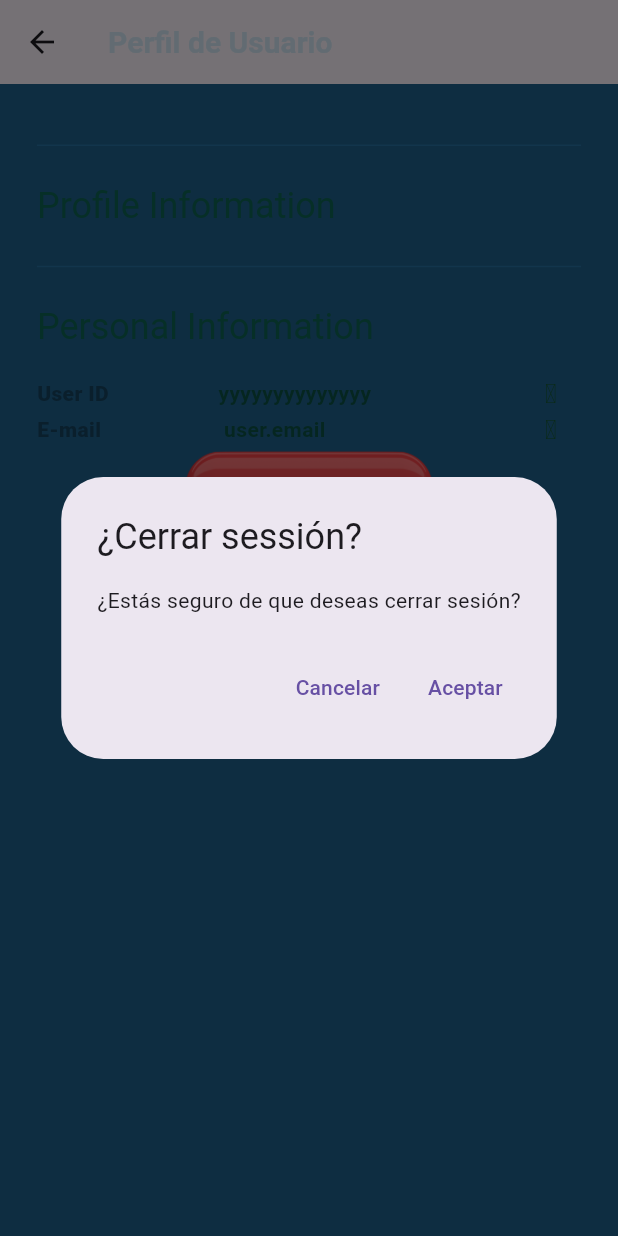
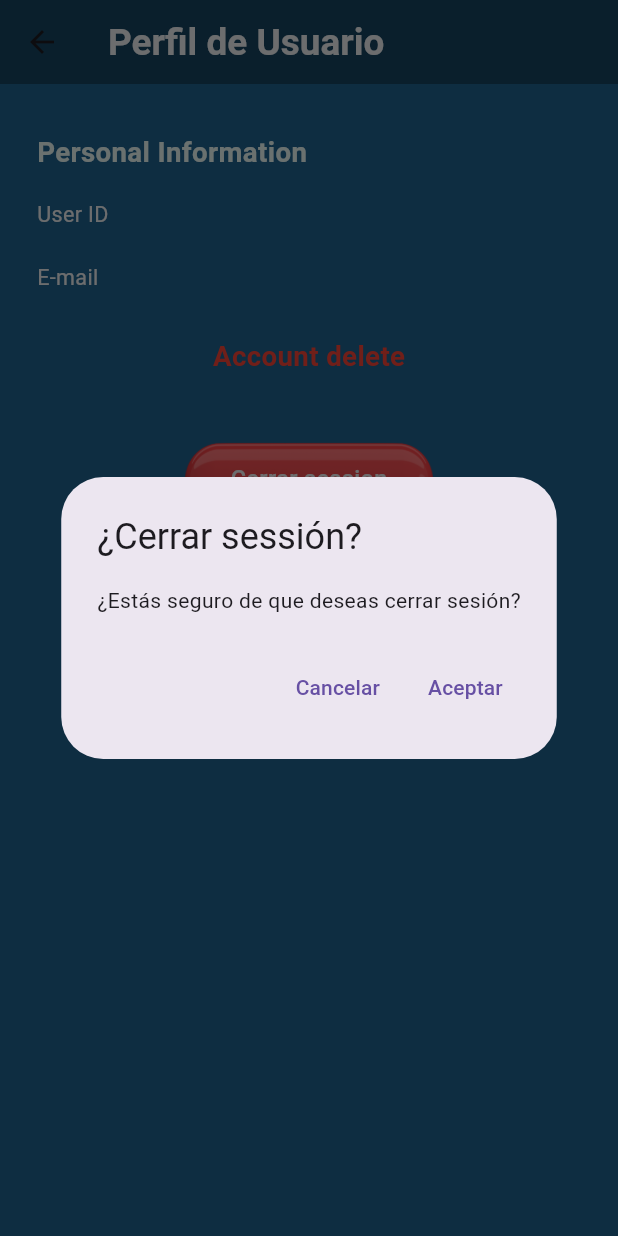
Before and after one commit to Oskarp88/cashSeven, a Flutter app: the ProfileScreen screen opened directly, after a tap on "Cerrar session", on a phone screen of 412 x 824 dp. Run offline on Flutter 3.47's test engine with Material 3 defaults, Android fonts, the phone set to English and light mode, and no system bars; our stand-ins replace cloud_firestore, connectivity_plus, firebase_auth, firebase_core, get, get_storage and 3 more; missing offline and left inert: bitlabs; accounts and stored records are empty; Roboto replaces fonts that are missing (Poppins).

Commit message:
✨ Add  profile  and delete acoount

```diff
--- a/lib/common/widgets/texts/section_headig.dart
+++ b/lib/common/widgets/texts/section_headig.dart
@@ -1,4 +1,5 @@
 import 'package:flutter/material.dart';
+import 'package:survey_five/common/styles/my_text_style.dart';
 
 class SectionHeading extends StatelessWidget {
   final Color? textColor;
@@ -22,7 +23,7 @@ class SectionHeading extends StatelessWidget {
       children: [
         Text(
            title,
-           style: Theme.of(context).textTheme.headlineSmall!.apply(color: textColor),
+           style: MyTextStyle.headlineSmall.apply(color: textColor),
            maxLines: 1,
            overflow: TextOverflow.ellipsis,
          ),
--- a/lib/main.dart
+++ b/lib/main.dart
@@ -3,6 +3,8 @@ import 'package:get/get.dart';
 import 'package:firebase_core/firebase_core.dart';
 import 'package:get_storage/get_storage.dart';
 import 'package:survey_five/data/repositories/authentication/authentication_repository.dart';
+import 'package:survey_five/data/repositories/user/user_repository.dart';
+import 'package:survey_five/features/personalization/controllers/user_controller.dart';
 import 'app.dart';
 import 'firebase_options.dart';
 Future<void> main() async {
@@ -16,5 +18,7 @@ Future<void> main() async {
   ).then(
     (FirebaseApp value) => Get.put(AuthenticationRepository()),
   );
+  Get.lazyPut<UserRepository>(() => UserRepository());
+  Get.put(UserController());
   runApp(const MyApp());
 }
--- a/lib/navigation_menu.dart
+++ b/lib/navigation_menu.dart
@@ -1,6 +1,7 @@
 import 'package:flutter/material.dart';
 import 'package:get/get.dart';
 import 'package:iconsax/iconsax.dart';
+import 'package:survey_five/page/home/screen/home_screen.dart';
 import 'package:survey_five/page/profile/profile.dart';
 import 'package:survey_five/utils/constants/colors.dart';
 
@@ -55,7 +56,7 @@ return Scaffold(
 class NavigationController extends GetxController{
   final Rx<int> selectedIndex = 0.obs;
   final screens = [
-    const Text('hola'),
+    const HomeScreen(),
     const Text('hola'),
     const Text('hola'),
     const ProfileScreen(),
--- a/lib/page/profile/profile.dart
+++ b/lib/page/profile/profile.dart
@@ -1,9 +1,12 @@
 
 import 'package:flutter/material.dart';
+import 'package:get/get.dart';
 import 'package:iconsax/iconsax.dart';
 import 'package:survey_five/common/styles/my_text_style.dart';
 import 'package:survey_five/common/widgets/texts/section_headig.dart';
 import 'package:survey_five/data/repositories/authentication/authentication_repository.dart';
+import 'package:survey_five/features/personalization/controllers/user_controller.dart';
+import 'package:survey_five/features/personalization/screens/profile/widgets/re_authenticate_user_login_form.dart';
 import 'package:survey_five/page/profile/widgets/profile_menu.dart';
 import 'package:survey_five/utils/constants/colors.dart';
 import 'package:survey_five/utils/constants/dimensions.dart';
@@ -14,7 +17,7 @@ class ProfileScreen extends StatelessWidget {
 
   @override
   Widget build(BuildContext context) {
-
+    final controller = UserController.instance;
     double screenwidth = MediaQuery.of(context).size.width;
 
     return  Stack(
@@ -28,13 +31,10 @@ class ProfileScreen extends StatelessWidget {
         //     ),
         Scaffold(
           appBar: AppBar(
-            title: const Text(
+            backgroundColor: MyColors.blueDark9,
+            title: Text(
               'Perfil de Usuario',
-              style: TextStyle(
-                color: MyColors.blueLight1,
-                fontSize: 20,
-                fontWeight: FontWeight.bold,
-              ),
+              style: MyTextStyle.headlineMedium,
             ),
           ),
 
@@ -46,37 +46,34 @@ class ProfileScreen extends StatelessWidget {
                 children: [
                   ///profile picture
                   SizedBox(height: Dimensions.spaceBtwItems / 2),
-                  const Divider(color:MyColors.blackBackgroundColor,),
-                  SizedBox(height: Dimensions.spaceBtwItems),
-                  const SectionHeading(
-                    title: 'Profile Information',
-                    textColor: MyColors.greebAccentDark8,
-                    // shadowColor: MyColors.greebAccentDark2,
-                    showActionButton: false,
-                  ),
-
-                  SizedBox(height: Dimensions.spaceBtwItems),
-                  const Divider(color: MyColors.blackBackgroundColor,),
-                  SizedBox(height: Dimensions.spaceBtwItems),
                   const SectionHeading(
                     title: 'Personal Information',
-                    textColor: MyColors.greebAccentDark8,
+                    textColor: MyColors.greebAccentDark0,
                     // shadowColor: MyColors.greebAccentDark2,
                     showActionButton: false,
                   ),
                   SizedBox(height: Dimensions.spaceBtwItems),
-                  ProfileMenu(
-                    onPressed: (){},
-                    title: 'User ID',
-                    value: 'yyyyyyyyyyyyyy',
-                    icon: Iconsax.copy,
+                  Obx(
+                    () => ProfileMenu(
+                      onPressed: (){},
+                      title: 'User ID',
+                      value: controller.user.value.id,
+                    ),
                   ),
-                  ProfileMenu(
-                    onPressed: (){},
-                    title: 'E-mail',
-                    value:' user.email',
+                  SizedBox(height: Dimensions.spaceBtwItems),
+                  Obx(
+                    () => ProfileMenu(
+                      onPressed: (){},
+                      title: 'E-mail',
+                      value: controller.user.value.email,
+                    ),
                   ),
-
+                   SizedBox(height: Dimensions.spaceBtwItems),
+                   IconButton(
+                    onPressed: () => controller.deleteAccountWarningPopup(),
+                    icon: Text('Account delete', style: MyTextStyle.headlineSmall.apply(color: Colors.red)),
+                  ),
+                  SizedBox(height: Dimensions.height30,),
                   GestureDetector(
                     onTap: () async {
                       bool? confirm = await showDialog(
--- a/lib/page/profile/widgets/profile_menu.dart
+++ b/lib/page/profile/widgets/profile_menu.dart
@@ -1,19 +1,16 @@
 
 import 'package:flutter/material.dart';
-import 'package:iconsax/iconsax.dart';
-import 'package:survey_five/utils/constants/colors.dart';
+import 'package:survey_five/common/styles/my_text_style.dart';
 import 'package:survey_five/utils/constants/dimensions.dart';
 
 class ProfileMenu extends StatelessWidget {
   const ProfileMenu({
     super.key,
-    this.icon = Iconsax.arrow_right_34,
     required this.onPressed,
     required this.title,
     required this.value,
   });
 
-  final IconData icon;
   final VoidCallback onPressed;
   final String title, value;
 
@@ -29,10 +26,7 @@ class ProfileMenu extends StatelessWidget {
               flex: 3,
               child: Text(
                 title,
-                style:  const TextStyle(
-                  color: MyColors.blueDark9,
-                  fontWeight: FontWeight.w900
-                ),
+                style: MyTextStyle.bodyMedium,
                 overflow: TextOverflow.ellipsis,
               ),
             ),
@@ -40,14 +34,10 @@ class ProfileMenu extends StatelessWidget {
               flex: 5,
               child: Text(
                 value,
-                style: const TextStyle(
-                  color: MyColors.greebAccentDark9,
-                  fontWeight: FontWeight.w700
-                ),
+                style: MyTextStyle.bodySmall,
                 overflow: TextOverflow.ellipsis,
               ),
             ),
-            Expanded(child: Icon(icon, size: 18, color: MyColors.greenDark9,))
           ],
         ),
       ),
--- a/lib/utils/theme/custom/text_field_theme.dart
+++ b/lib/utils/theme/custom/text_field_theme.dart
@@ -1,4 +1,5 @@
 import 'package:flutter/material.dart';
+import 'package:google_fonts/google_fonts.dart';
 import 'package:survey_five/utils/constants/colors.dart';
 
 class MyTextFieldTheme {
@@ -11,7 +12,7 @@ class MyTextFieldTheme {
     //constraints: const BoxConstraints.expand(height: 14, inputFieldHeight),
      labelStyle: const TextStyle().copyWith(fontSize: 14, color: MyColors.wesAsphalt0),
      hintStyle: const TextStyle().copyWith(fontSize: 14, color: MyColors.wesAsphalt0),
-     errorStyle: const TextStyle().copyWith(fontStyle: FontStyle.normal),
+     errorStyle: GoogleFonts.aBeeZee().copyWith(fontStyle: FontStyle.italic, color: Colors.red, fontWeight: FontWeight.w700),
      floatingLabelStyle: const TextStyle().copyWith(color: const Color(0xffd6eaf8).withOpacity(0.8)),
      border: const OutlineInputBorder().copyWith(
        borderRadius: BorderRadius.circular(30),
```
Also changed, not shown: lib/app.dart (+0 -37 lines), lib/data/repositories/authentication/authentication_repository.dart (+31 -0 lines), lib/data/repositories/user/user_repository.dart (+23 -1 lines), lib/features/authentication/controllers/forget_password/forget_passoword_controller.dart (added, +70 -0 lines), lib/features/authentication/screens/password_configuration/forgot_password.dart (+14 -6 lines), lib/features/authentication/screens/password_configuration/reset_password.dart (+26 -11 lines), lib/features/personalization/controllers/user_controller.dart (+114 -1 lines), lib/features/personalization/screens/profile/widgets/re_authenticate_user_login_form.dart (added, +76 -0 lines), lib/page/home/screen/home_screen.dart (added, +41 -0 lines).
